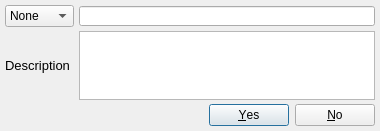
Qt form src/plugins/xhtmlim/addlink.ui (xnamed/vacuum-im) before a commit.
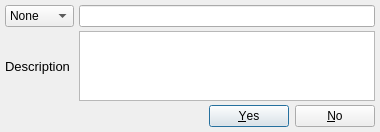
The same form after that commit.

Patch:
```diff
--- a/src/plugins/xhtmlim/addlink.ui
+++ b/src/plugins/xhtmlim/addlink.ui
@@ -14,7 +14,7 @@
    </rect>
   </property>
   <property name="sizePolicy">
-   <sizepolicy hsizetype="MinimumExpanding" vsizetype="MinimumExpanding">
+   <sizepolicy hsizetype="Expanding" vsizetype="Maximum">
     <horstretch>0</horstretch>
     <verstretch>0</verstretch>
    </sizepolicy>
@@ -22,7 +22,7 @@
   <property name="maximumSize">
    <size>
     <width>16777215</width>
-    <height>131</height>
+    <height>16777215</height>
    </size>
   </property>
   <property name="windowTitle">
@@ -52,16 +52,22 @@
    </property>
    <item row="0" column="1">
     <widget class="QLineEdit" name="ledPath">
+     <property name="sizePolicy">
+      <sizepolicy hsizetype="Expanding" vsizetype="Maximum">
+       <horstretch>0</horstretch>
+       <verstretch>0</verstretch>
+      </sizepolicy>
+     </property>
      <property name="minimumSize">
       <size>
        <width>0</width>
-       <height>20</height>
+       <height>0</height>
       </size>
      </property>
      <property name="maximumSize">
       <size>
        <width>16777215</width>
-       <height>20</height>
+       <height>16777215</height>
       </size>
      </property>
     </widget>
@@ -70,8 +76,8 @@
     <widget class="QTextEdit" name="tedDesc">
      <property name="minimumSize">
       <size>
-       <width>235</width>
-       <height>35</height>
+       <width>0</width>
+       <height>0</height>
       </size>
      </property>
      <property name="acceptRichText">
```
Left out of the diff: 6 changed lines with no effect on the pictures.
